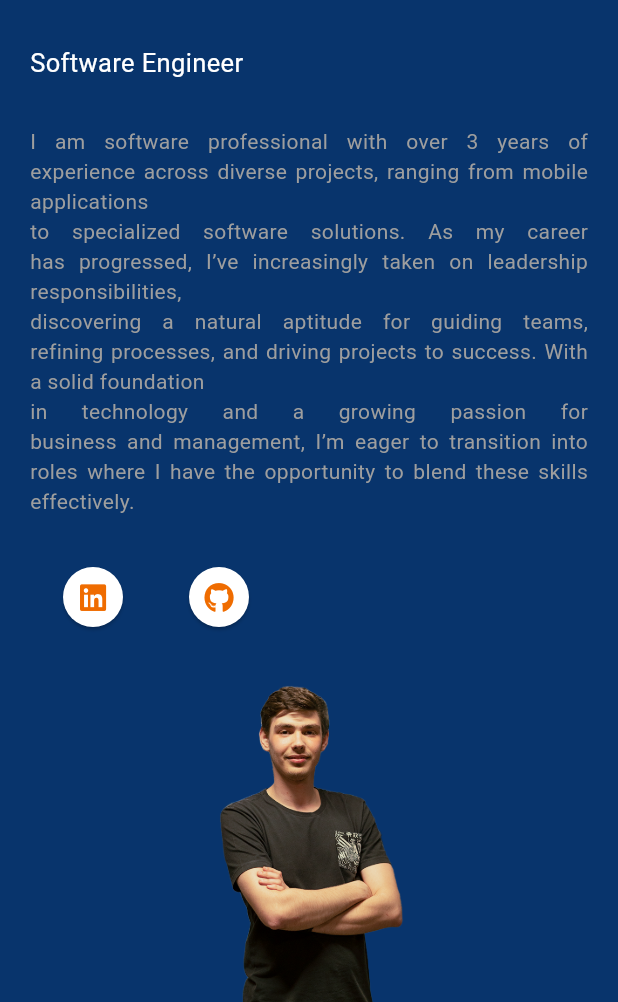
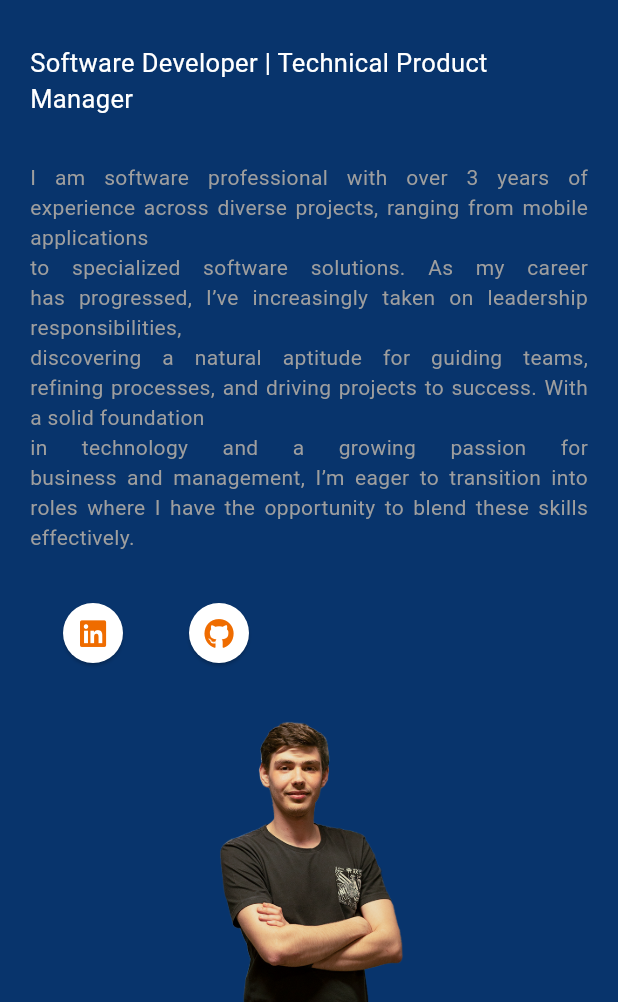
Before and after one commit to VictorRadoi/personal_website, a Flutter app: the screen it shows after launch, on a phone screen of 412 x 824 dp, the part 234-1236 px from its top. Run offline on Flutter 3.47's test engine with Material 3 defaults, Android fonts, the phone set to English and light mode, and no system bars; our stand-ins replace font_awesome_flutter, google_fonts; missing offline and left inert: universal_html; Roboto replaces fonts that are missing (Ubuntu).

Commit message:
small changes

```diff
--- a/lib/presentation/desktop/sections/about_me_section.dart
+++ b/lib/presentation/desktop/sections/about_me_section.dart
@@ -114,7 +114,7 @@ class AboutMeSection extends StatelessWidget {
                         height: 30,
                       ),
                       SelectableText(
-                        'Software Engineer',
+                        'Software Developer | Technical Product Manager',
                         style: ubuntu17white,
                       ),
                       const SizedBox(
--- a/lib/presentation/mobile/mobile_scaffold.dart
+++ b/lib/presentation/mobile/mobile_scaffold.dart
@@ -99,7 +99,7 @@ class _MobileScaffoldState extends State<MobileScaffold> {
                 Navigator.of(context).pop();
               },
               leading: const Icon(FontAwesomeIcons.school),
-              title: const Text('Edcucation'),
+              title: const Text('Education'),
             ),
             ListTile(
               onTap: () {
--- a/lib/presentation/mobile/sections/about_me_section.dart
+++ b/lib/presentation/mobile/sections/about_me_section.dart
@@ -27,7 +27,7 @@ class AboutMeSection extends StatelessWidget {
                 height: 30,
               ),
               Text(
-                'Software Engineer',
+                'Software Developer | Technical Product Manager',
                 style: ubuntu17white,
               ),
               const SizedBox(
@@ -90,7 +90,7 @@ class AboutMeSection extends StatelessWidget {
                   ),
                 ],
               ),
-              SizedBox(
+              const SizedBox(
                 height: 30,
               ),
               Center(
@@ -99,7 +99,7 @@ class AboutMeSection extends StatelessWidget {
                   height: 300,
                 ),
               ),
-              SizedBox(
+              const SizedBox(
                 height: 30,
               ),
             ],
--- a/lib/presentation/tablet/sections/about_me_section.dart
+++ b/lib/presentation/tablet/sections/about_me_section.dart
@@ -35,7 +35,7 @@ class AboutMeSection extends StatelessWidget {
                         height: 30,
                       ),
                       Text(
-                        'Software Engineer',
+                        'Software Developer | Technical Product Manager',
                         style: ubuntu17white,
                       ),
                       const SizedBox(
```
